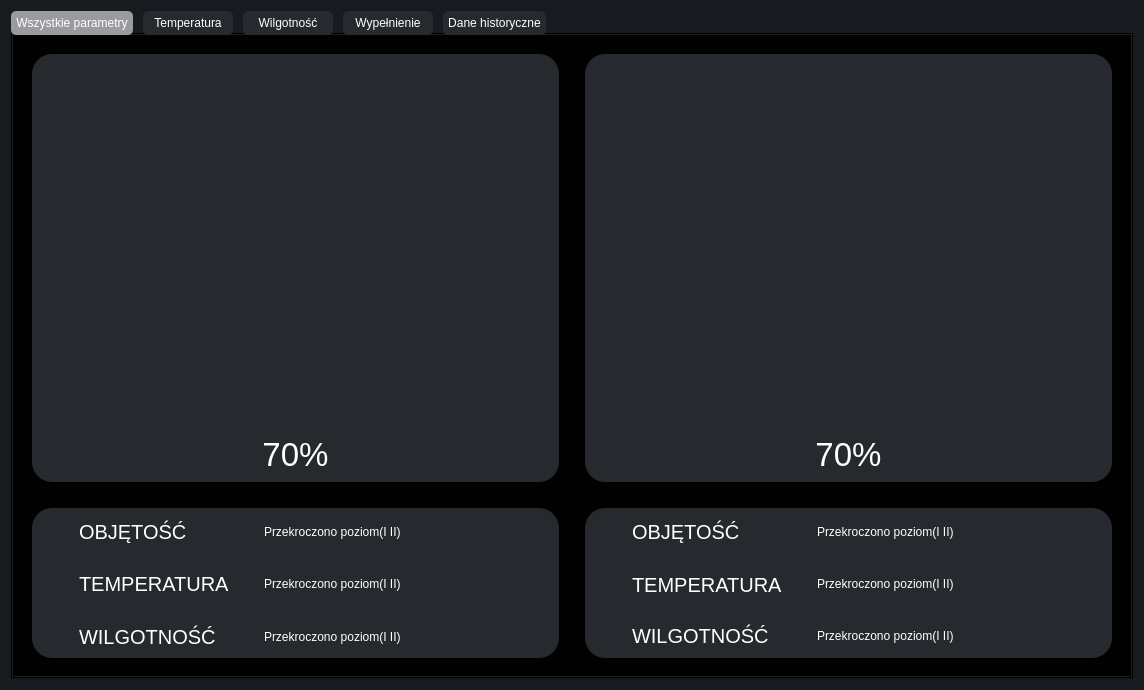
First picture: the form in wizualizacja_silosow/aplikacja_qt/ui/Main_window.ui, repository PartyKusZ/wizualizacja_danych_sensorycznych, before the edit.
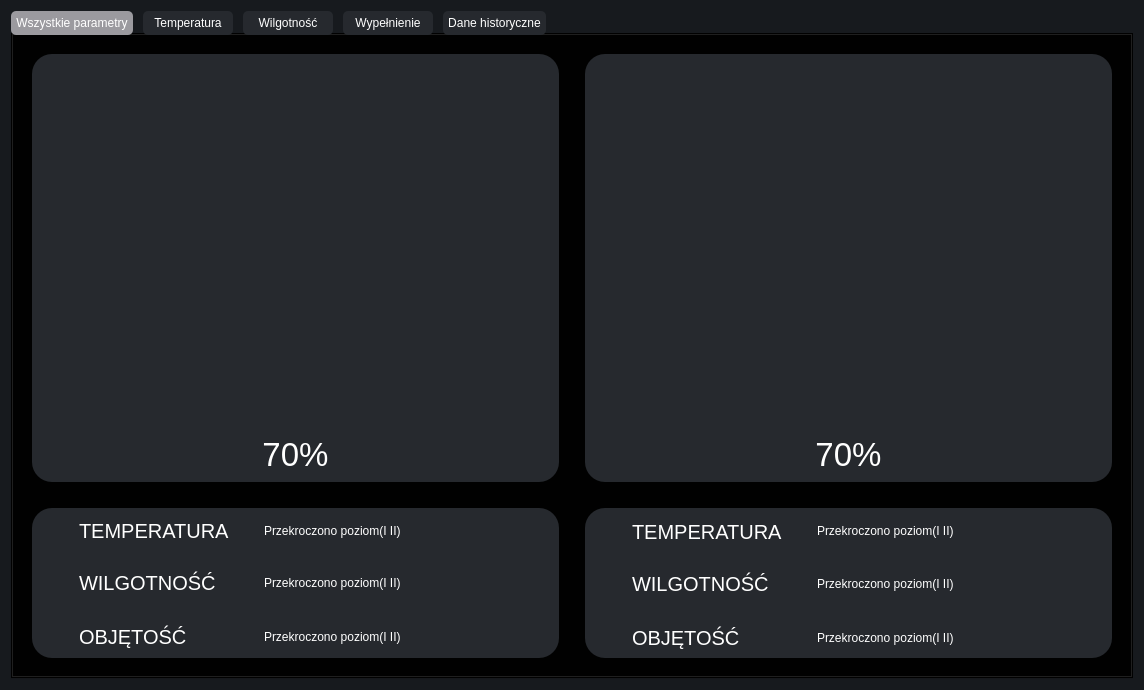
Second picture: the form after the edit. The open tabs and pages were chosen to show the change. Icons and pictures are not drawn. Custom widgets are drawn as their Qt base class.

The edit to the form file:
```diff
--- a/wizualizacja_silosow/aplikacja_qt/ui/Main_window.ui
+++ b/wizualizacja_silosow/aplikacja_qt/ui/Main_window.ui
@@ -105,51 +105,7 @@
 }</string>
          </property>
          <layout class="QGridLayout" name="gridLayout_3">
-          <item row="1" column="2">
-           <widget class="QLabel" name="vol_info_alarms_al_1">
-            <property name="sizePolicy">
-             <sizepolicy hsizetype="Minimum" vsizetype="Minimum">
-              <horstretch>0</horstretch>
-              <verstretch>0</verstretch>
-             </sizepolicy>
-            </property>
-            <property name="minimumSize">
-             <size>
-              <width>50</width>
-              <height>50</height>
-             </size>
-            </property>
-            <property name="text">
-             <string>Przekroczono poziom(I II) </string>
-            </property>
-            <property name="alignment">
-             <set>Qt::AlignLeading|Qt::AlignLeft|Qt::AlignVCenter</set>
-            </property>
-           </widget>
-          </item>
-          <item row="6" column="2">
-           <widget class="QLabel" name="hum_info_alarms_al_1">
-            <property name="sizePolicy">
-             <sizepolicy hsizetype="Minimum" vsizetype="Minimum">
-              <horstretch>0</horstretch>
-              <verstretch>0</verstretch>
-             </sizepolicy>
-            </property>
-            <property name="minimumSize">
-             <size>
-              <width>0</width>
-              <height>0</height>
-             </size>
-            </property>
-            <property name="text">
-             <string>Przekroczono poziom(I II) </string>
-            </property>
-            <property name="alignment">
-             <set>Qt::AlignLeading|Qt::AlignLeft|Qt::AlignVCenter</set>
-            </property>
-           </widget>
-          </item>
-          <item row="4" column="1">
+          <item row="1" column="1">
            <widget class="QLabel" name="temp_alarms_al_1">
             <property name="sizePolicy">
              <sizepolicy hsizetype="Fixed" vsizetype="Minimum">
@@ -167,25 +123,44 @@
             </property>
            </widget>
           </item>
-          <item row="6" column="1">
-           <widget class="QLabel" name="hum_alarms_al_1">
+          <item row="1" column="0">
+           <widget class="QLabel" name="temp_ico_al_1">
             <property name="sizePolicy">
              <sizepolicy hsizetype="Fixed" vsizetype="Minimum">
               <horstretch>0</horstretch>
               <verstretch>0</verstretch>
              </sizepolicy>
             </property>
-            <property name="font">
-             <font>
-              <pointsize>15</pointsize>
-             </font>
+            <property name="minimumSize">
+             <size>
+              <width>10</width>
+              <height>50</height>
+             </size>
             </property>
             <property name="text">
-             <string>WILGOTNOŚĆ</string>
+             <string/>
+            </property>
+            <property name="pixmap">
+             <pixmap resource="../res/res.qrc">:/ikona_warning_tło.png</pixmap>
+            </property>
+            <property name="scaledContents">
+             <bool>false</bool>
+            </property>
+            <property name="alignment">
+             <set>Qt::AlignLeading|Qt::AlignLeft|Qt::AlignVCenter</set>
+            </property>
+            <property name="wordWrap">
+             <bool>false</bool>
+            </property>
+            <property name="indent">
+             <number>0</number>
+            </property>
+            <property name="openExternalLinks">
+             <bool>false</bool>
             </property>
            </widget>
           </item>
-          <item row="4" column="2">
+          <item row="1" column="2">
            <widget class="QLabel" name="temp_info_alarms_al_1">
             <property name="sizePolicy">
              <sizepolicy hsizetype="Minimum" vsizetype="Minimum">
@@ -207,7 +182,7 @@
             </property>
            </widget>
           </item>
-          <item row="1" column="1">
+          <item row="3" column="1">
            <widget class="QLabel" name="vol_alarms_al_1">
             <property name="sizePolicy">
              <sizepolicy hsizetype="Fixed" vsizetype="Minimum">
@@ -240,44 +215,7 @@
             </property>
            </widget>
           </item>
-          <item row="4" column="0">
-           <widget class="QLabel" name="temp_ico_al_1">
-            <property name="sizePolicy">
-             <sizepolicy hsizetype="Fixed" vsizetype="Minimum">
-              <horstretch>0</horstretch>
-              <verstretch>0</verstretch>
-             </sizepolicy>
-            </property>
-            <property name="minimumSize">
-             <size>
-              <width>10</width>
-              <height>50</height>
-             </size>
-            </property>
-            <property name="text">
-             <string/>
-            </property>
-            <property name="pixmap">
-             <pixmap resource="../res/res.qrc">:/ikona_warning_tło.png</pixmap>
-            </property>
-            <property name="scaledContents">
-             <bool>false</bool>
-            </property>
-            <property name="alignment">
-             <set>Qt::AlignLeading|Qt::AlignLeft|Qt::AlignVCenter</set>
-            </property>
-            <property name="wordWrap">
-             <bool>false</bool>
-            </property>
-            <property name="indent">
-             <number>0</number>
-            </property>
-            <property name="openExternalLinks">
-             <bool>false</bool>
-            </property>
-           </widget>
-          </item>
-          <item row="1" column="0">
+          <item row="3" column="0">
            <widget class="QLabel" name="vol_ico_al_1">
             <property name="sizePolicy">
              <sizepolicy hsizetype="Fixed" vsizetype="Minimum">
@@ -328,7 +266,29 @@
             </property>
            </widget>
           </item>
-          <item row="6" column="0">
+          <item row="3" column="2">
+           <widget class="QLabel" name="vol_info_alarms_al_1">
+            <property name="sizePolicy">
+             <sizepolicy hsizetype="Minimum" vsizetype="Minimum">
+              <horstretch>0</horstretch>
+              <verstretch>0</verstretch>
+             </sizepolicy>
+            </property>
+            <property name="minimumSize">
+             <size>
+              <width>50</width>
+              <height>50</height>
+             </size>
+            </property>
+            <property name="text">
+             <string>Przekroczono poziom(I II) </string>
+            </property>
+            <property name="alignment">
+             <set>Qt::AlignLeading|Qt::AlignLeft|Qt::AlignVCenter</set>
+            </property>
+           </widget>
+          </item>
+          <item row="2" column="0">
            <widget class="QLabel" name="hum_ico_al_1">
             <property name="sizePolicy">
              <sizepolicy hsizetype="Minimum" vsizetype="Minimum">
@@ -365,6 +325,46 @@
             </property>
            </widget>
           </item>
+          <item row="2" column="1">
+           <widget class="QLabel" name="hum_alarms_al_1">
+            <property name="sizePolicy">
+             <sizepolicy hsizetype="Fixed" vsizetype="Minimum">
+              <horstretch>0</horstretch>
+              <verstretch>0</verstretch>
+             </sizepolicy>
+            </property>
+            <property name="font">
+             <font>
+              <pointsize>15</pointsize>
+             </font>
+            </property>
+            <property name="text">
+             <string>WILGOTNOŚĆ</string>
+            </property>
+           </widget>
+          </item>
+          <item row="2" column="2">
+           <widget class="QLabel" name="hum_info_alarms_al_1">
+            <property name="sizePolicy">
+             <sizepolicy hsizetype="Minimum" vsizetype="Minimum">
+              <horstretch>0</horstretch>
+              <verstretch>0</verstretch>
+             </sizepolicy>
+            </property>
+            <property name="minimumSize">
+             <size>
+              <width>0</width>
+              <height>0</height>
+             </size>
+            </property>
+            <property name="text">
+             <string>Przekroczono poziom(I II) </string>
+            </property>
+            <property name="alignment">
+             <set>Qt::AlignLeading|Qt::AlignLeft|Qt::AlignVCenter</set>
+            </property>
+           </widget>
+          </item>
          </layout>
         </widget>
        </item>
@@ -443,94 +443,8 @@
 }</string>
          </property>
          <layout class="QGridLayout" name="gridLayout_4">
-          <item row="0" column="2">
-           <widget class="QLabel" name="vol_info_alarms_al_2">
-            <property name="sizePolicy">
-             <sizepolicy hsizetype="Minimum" vsizetype="Minimum">
-              <horstretch>0</horstretch>
-              <verstretch>0</verstretch>
-             </sizepolicy>
-            </property>
-            <property name="minimumSize">
-             <size>
-              <width>50</width>
-              <height>50</height>
-             </size>
-            </property>
-            <property name="text">
-             <string>Przekroczono poziom(I II) </string>
-            </property>
-            <property name="alignment">
-             <set>Qt::AlignLeading|Qt::AlignLeft|Qt::AlignVCenter</set>
-            </property>
-           </widget>
-          </item>
-          <item row="1" column="2">
-           <widget class="QLabel" name="temp_info_alarms_al_2">
-            <property name="sizePolicy">
-             <sizepolicy hsizetype="Minimum" vsizetype="Minimum">
-              <horstretch>0</horstretch>
-              <verstretch>0</verstretch>
-             </sizepolicy>
-            </property>
-            <property name="minimumSize">
-             <size>
-              <width>0</width>
-              <height>0</height>
-             </size>
-            </property>
-            <property name="text">
-             <string>Przekroczono poziom(I II) </string>
-            </property>
-            <property name="alignment">
-             <set>Qt::AlignLeading|Qt::AlignLeft|Qt::AlignVCenter</set>
-            </property>
-           </widget>
-          </item>
-          <item row="2" column="1">
-           <widget class="QLabel" name="hum_alarms_al_2">
-            <property name="sizePolicy">
-             <sizepolicy hsizetype="Fixed" vsizetype="Minimum">
-              <horstretch>0</horstretch>
-              <verstretch>0</verstretch>
-             </sizepolicy>
-            </property>
-            <property name="font">
-             <font>
-              <pointsize>15</pointsize>
-             </font>
-            </property>
-            <property name="text">
-             <string>WILGOTNOŚĆ</string>
-            </property>
-           </widget>
-          </item>
-          <item row="1" column="1">
-           <widget class="QLabel" name="temp_alarms_al_2">
-            <property name="sizePolicy">
-             <sizepolicy hsizetype="Fixed" vsizetype="Minimum">
-              <horstretch>0</horstretch>
-              <verstretch>0</verstretch>
-             </sizepolicy>
-            </property>
-            <property name="minimumSize">
-             <size>
-              <width>50</width>
-              <height>50</height>
-             </size>
-            </property>
-            <property name="font">
-             <font>
-              <pointsize>15</pointsize>
-             </font>
-            </property>
-            <property name="text">
-             <string>TEMPERATURA</string>
-            </property>
-           </widget>
-          </item>
           <item row="0" column="1">
-           <widget class="QLabel" name="vol_alarms_al_2">
+           <widget class="QLabel" name="temp_alarms_al_2">
             <property name="sizePolicy">
              <sizepolicy hsizetype="Fixed" vsizetype="Minimum">
               <horstretch>0</horstretch>
@@ -545,43 +459,15 @@
             </property>
             <property name="font">
              <font>
-              <family>Ubuntu</family>
               <pointsize>15</pointsize>
-              <weight>50</weight>
-              <italic>false</italic>
-              <bold>false</bold>
-              <underline>false</underline>
-              <strikeout>false</strikeout>
              </font>
             </property>
             <property name="text">
-             <string>OBJĘTOŚĆ</string>
+             <string>TEMPERATURA</string>
             </property>
            </widget>
           </item>
-          <item row="2" column="2">
-           <widget class="QLabel" name="hum_info_alarms_al_2">
-            <property name="sizePolicy">
-             <sizepolicy hsizetype="Minimum" vsizetype="Minimum">
-              <horstretch>0</horstretch>
-              <verstretch>0</verstretch>
-             </sizepolicy>
-            </property>
-            <property name="minimumSize">
-             <size>
-              <width>0</width>
-              <height>0</height>
-             </size>
-            </property>
-            <property name="text">
-             <string>Przekroczono poziom(I II) </string>
-            </property>
-            <property name="alignment">
-             <set>Qt::AlignLeading|Qt::AlignLeft|Qt::AlignVCenter</set>
-            </property>
-           </widget>
-          </item>
-          <item row="0" column="0">
+          <item row="2" column="0">
            <widget class="QLabel" name="vol_ico_al_2">
             <property name="sizePolicy">
              <sizepolicy hsizetype="Fixed" vsizetype="Minimum">
@@ -623,7 +509,51 @@
             </property>
            </widget>
           </item>
-          <item row="1" column="0">
+          <item row="0" column="2">
+           <widget class="QLabel" name="temp_info_alarms_al_2">
+            <property name="sizePolicy">
+             <sizepolicy hsizetype="Minimum" vsizetype="Minimum">
+              <horstretch>0</horstretch>
+              <verstretch>0</verstretch>
+             </sizepolicy>
+            </property>
+            <property name="minimumSize">
+             <size>
+              <width>0</width>
+              <height>0</height>
+             </size>
+            </property>
+            <property name="text">
+             <string>Przekroczono poziom(I II) </string>
+            </property>
+            <property name="alignment">
+             <set>Qt::AlignLeading|Qt::AlignLeft|Qt::AlignVCenter</set>
+            </property>
+           </widget>
+          </item>
+          <item row="2" column="2">
+           <widget class="QLabel" name="vol_info_alarms_al_2">
+            <property name="sizePolicy">
+             <sizepolicy hsizetype="Minimum" vsizetype="Minimum">
+              <horstretch>0</horstretch>
+              <verstretch>0</verstretch>
+             </sizepolicy>
+            </property>
+            <property name="minimumSize">
+             <size>
+              <width>50</width>
+              <height>50</height>
+             </size>
+            </property>
+            <property name="text">
+             <string>Przekroczono poziom(I II) </string>
+            </property>
+            <property name="alignment">
+             <set>Qt::AlignLeading|Qt::AlignLeft|Qt::AlignVCenter</set>
+            </property>
+           </widget>
+          </item>
+          <item row="0" column="0">
            <widget class="QLabel" name="temp_ico_al_2">
             <property name="sizePolicy">
              <sizepolicy hsizetype="Fixed" vsizetype="Minimum">
@@ -657,7 +587,37 @@
             </property>
            </widget>
           </item>
-          <item row="2" column="0">
+          <item row="2" column="1">
+           <widget class="QLabel" name="vol_alarms_al_2">
+            <property name="sizePolicy">
+             <sizepolicy hsizetype="Fixed" vsizetype="Minimum">
+              <horstretch>0</horstretch>
+              <verstretch>0</verstretch>
+             </sizepolicy>
+            </property>
+            <property name="minimumSize">
+             <size>
+              <width>50</width>
+              <height>50</height>
+             </size>
+            </property>
+            <property name="font">
+             <font>
+              <family>Ubuntu</family>
+              <pointsize>15</pointsize>
+              <weight>50</weight>
+              <italic>false</italic>
+              <bold>false</bold>
+              <underline>false</underline>
+              <strikeout>false</strikeout>
+             </font>
+            </property>
+            <property name="text">
+             <string>OBJĘTOŚĆ</string>
+            </property>
+           </widget>
+          </item>
+          <item row="1" column="0">
            <widget class="QLabel" name="hum_ico_al_2">
             <property name="sizePolicy">
              <sizepolicy hsizetype="Fixed" vsizetype="Minimum">
@@ -682,6 +642,46 @@
             </property>
            </widget>
           </item>
+          <item row="1" column="1">
+           <widget class="QLabel" name="hum_alarms_al_2">
+            <property name="sizePolicy">
+             <sizepolicy hsizetype="Fixed" vsizetype="Minimum">
+              <horstretch>0</horstretch>
+              <verstretch>0</verstretch>
+             </sizepolicy>
+            </property>
+            <property name="font">
+             <font>
+              <pointsize>15</pointsize>
+             </font>
+            </property>
+            <property name="text">
+             <string>WILGOTNOŚĆ</string>
+            </property>
+           </widget>
+          </item>
+          <item row="1" column="2">
+           <widget class="QLabel" name="hum_info_alarms_al_2">
+            <property name="sizePolicy">
+             <sizepolicy hsizetype="Minimum" vsizetype="Minimum">
+              <horstretch>0</horstretch>
+              <verstretch>0</verstretch>
+             </sizepolicy>
+            </property>
+            <property name="minimumSize">
+             <size>
+              <width>0</width>
+              <height>0</height>
+             </size>
+            </property>
+            <property name="text">
+             <string>Przekroczono poziom(I II) </string>
+            </property>
+            <property name="alignment">
+             <set>Qt::AlignLeading|Qt::AlignLeft|Qt::AlignVCenter</set>
+            </property>
+           </widget>
+          </item>
          </layout>
         </widget>
        </item>
```
Left out of the diff: 2 changed lines with no effect on the pictures.
